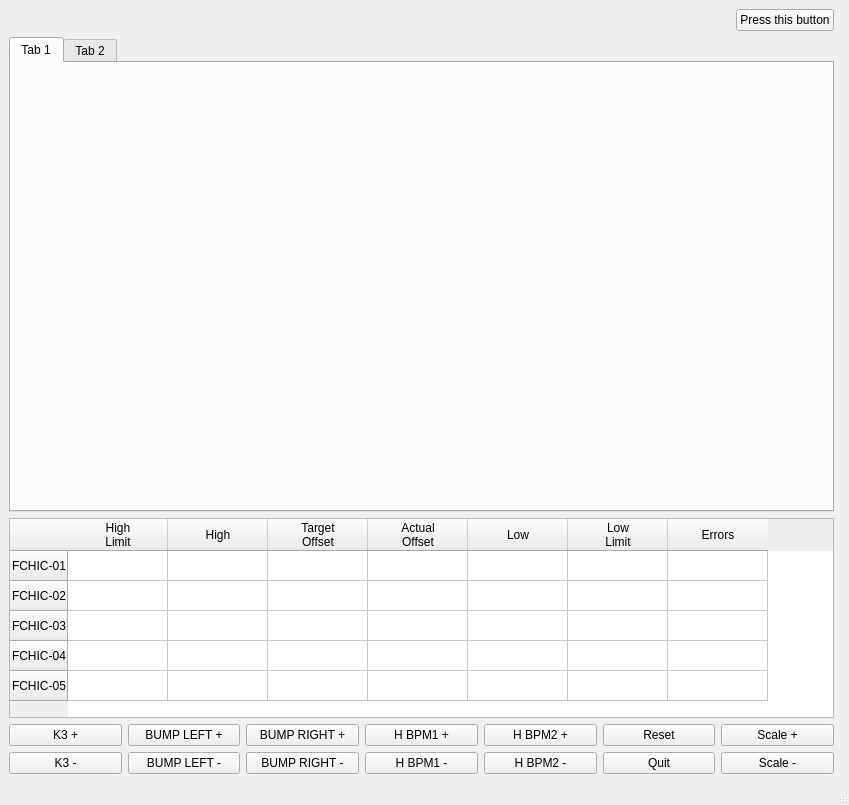
DiamondLightSource/i10switching, file i10chicgui.ui: the form before one commit.
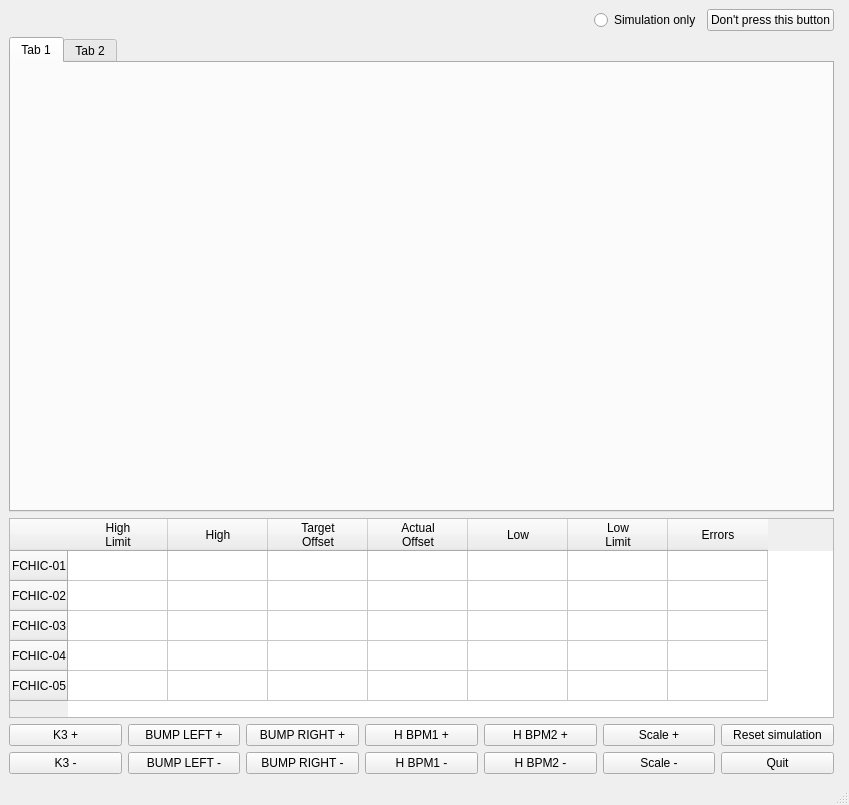
The form after the commit. The open tabs and pages were chosen to show the change.

Commit message: Added button to change to just simulation

Diff of the .ui file:
```diff
--- a/i10chicgui.ui
+++ b/i10chicgui.ui
@@ -90,20 +90,6 @@
         </property>
        </widget>
       </item>
-      <item row="0" column="5">
-       <widget class="QPushButton" name="resetButton">
-        <property name="text">
-         <string>Reset</string>
-        </property>
-       </widget>
-      </item>
-      <item row="1" column="5">
-       <widget class="QPushButton" name="quitButton">
-        <property name="text">
-         <string>Quit</string>
-        </property>
-       </widget>
-      </item>
       <item row="0" column="6">
        <widget class="QPushButton" name="scaleplusButton">
         <property name="text">
@@ -118,6 +104,20 @@
         </property>
        </widget>
       </item>
+      <item row="0" column="7">
+       <widget class="QPushButton" name="resetButton">
+        <property name="text">
+         <string>Reset simulation</string>
+        </property>
+       </widget>
+      </item>
+      <item row="1" column="7">
+       <widget class="QPushButton" name="quitButton">
+        <property name="text">
+         <string>Quit</string>
+        </property>
+       </widget>
+      </item>
      </layout>
     </item>
     <item row="0" column="0" colspan="2">
@@ -148,16 +148,23 @@
         </property>
        </spacer>
       </item>
-      <item row="0" column="1">
+      <item row="0" column="2">
        <widget class="QPushButton" name="paramsButton">
         <property name="maximumSize">
          <size>
-          <width>120</width>
+          <width>160</width>
           <height>50</height>
          </size>
         </property>
         <property name="text">
-         <string>Press this button</string>
+         <string>Don't press this button</string>
+        </property>
+       </widget>
+      </item>
+      <item row="0" column="1">
+       <widget class="QRadioButton" name="simButton">
+        <property name="text">
+         <string>Simulation only</string>
         </property>
        </widget>
       </item>
```
Left out of the diff: 4 changed lines with no effect on the pictures. The commit also changes 2 other files.
